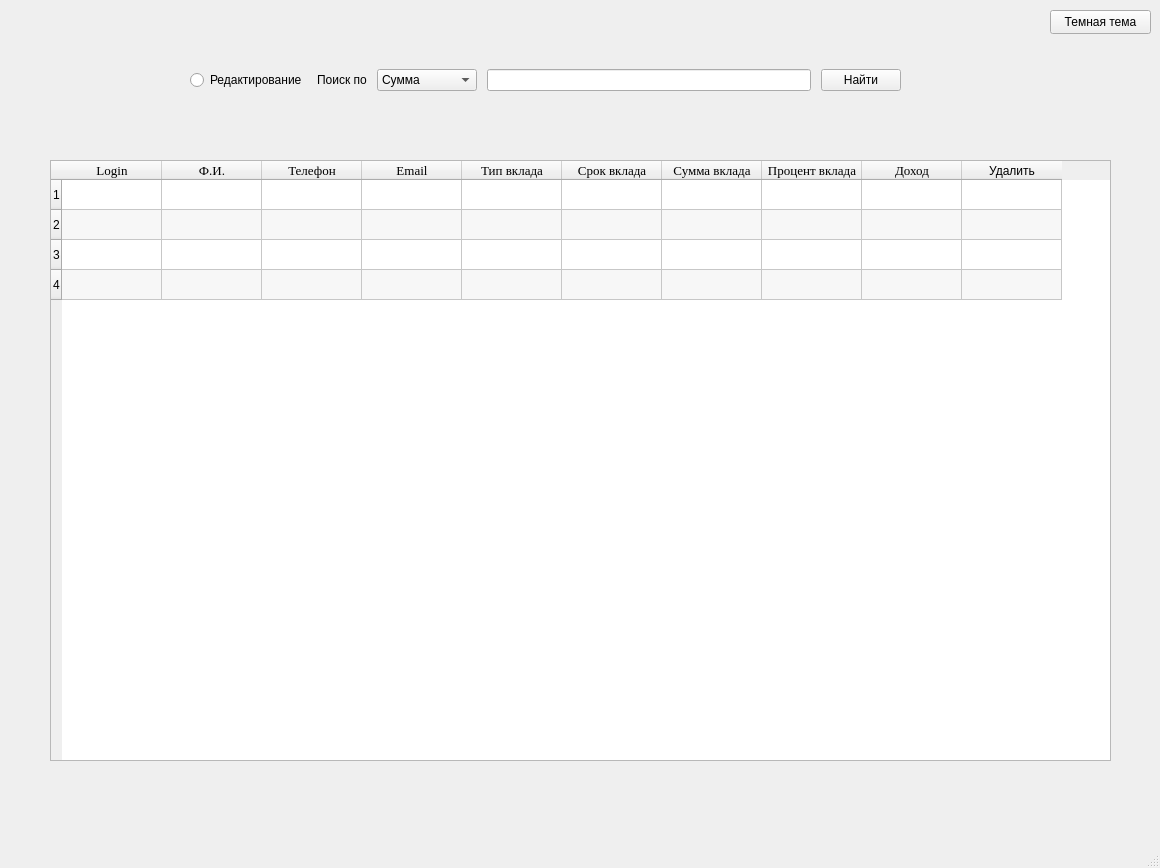
First picture: the form in Ui/Таблица.ui, repository notprogamer3/PractiseProject, before the edit.
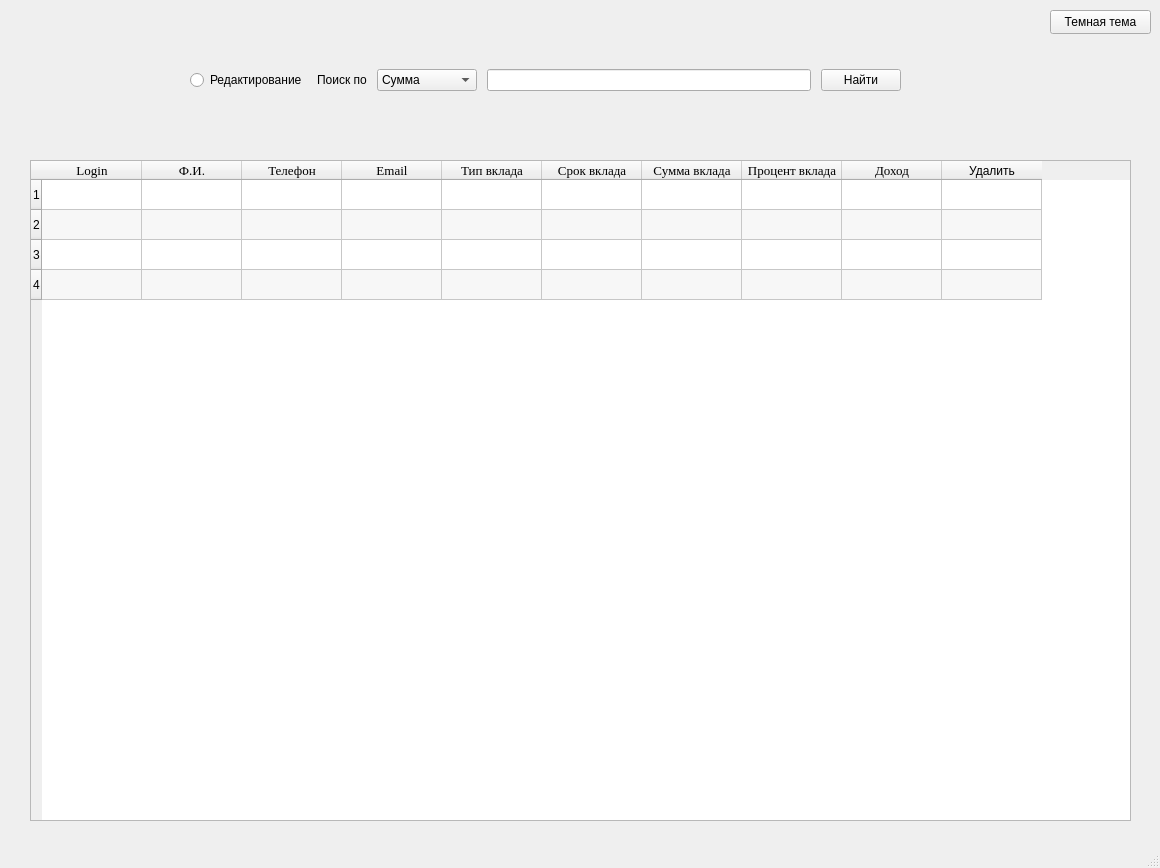
Second picture: the form after the edit.

Commit message: report selection ui added

What changed in the file:
```diff
--- a/Ui/Таблица.ui
+++ b/Ui/Таблица.ui
@@ -23,10 +23,10 @@
    <widget class="QTableWidget" name="Table">
     <property name="geometry">
      <rect>
-      <x>50</x>
+      <x>30</x>
       <y>160</y>
-      <width>1061</width>
-      <height>601</height>
+      <width>1101</width>
+      <height>661</height>
      </rect>
     </property>
     <property name="minimumSize">
```
The commit also changes 4 other files.
